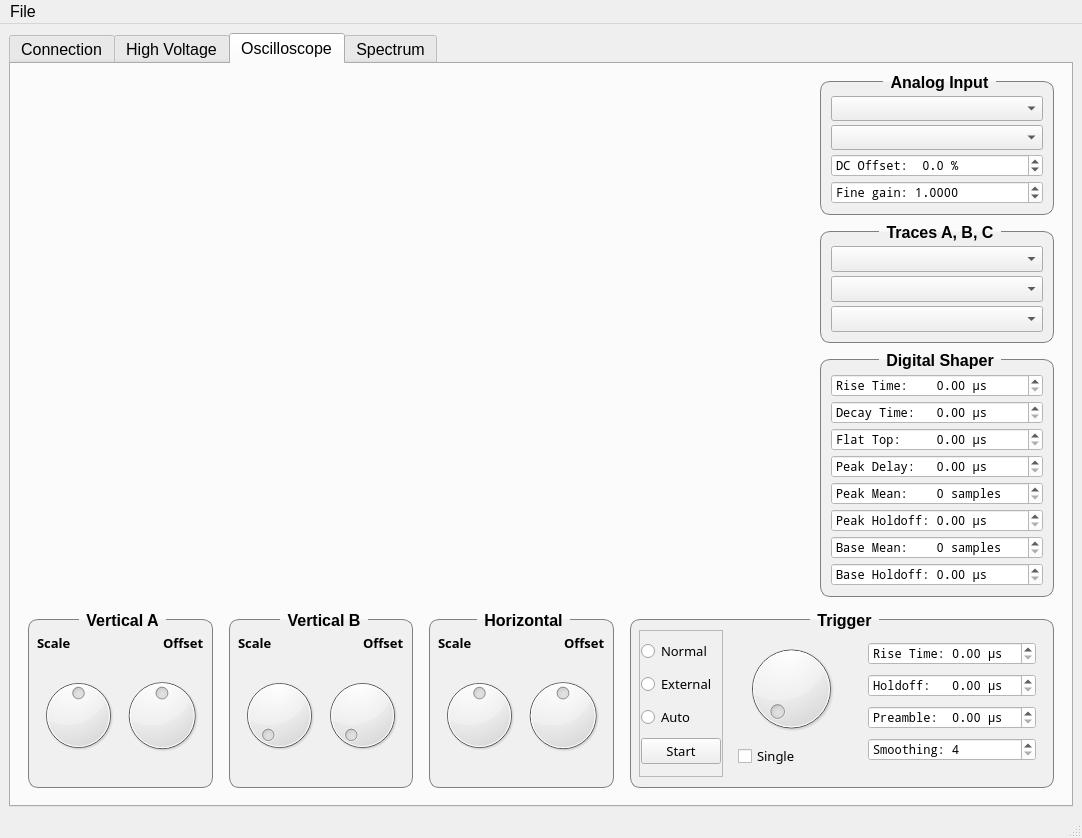
Qt form design.ui (muchnoi/HPGe-Acquisition) before a commit.
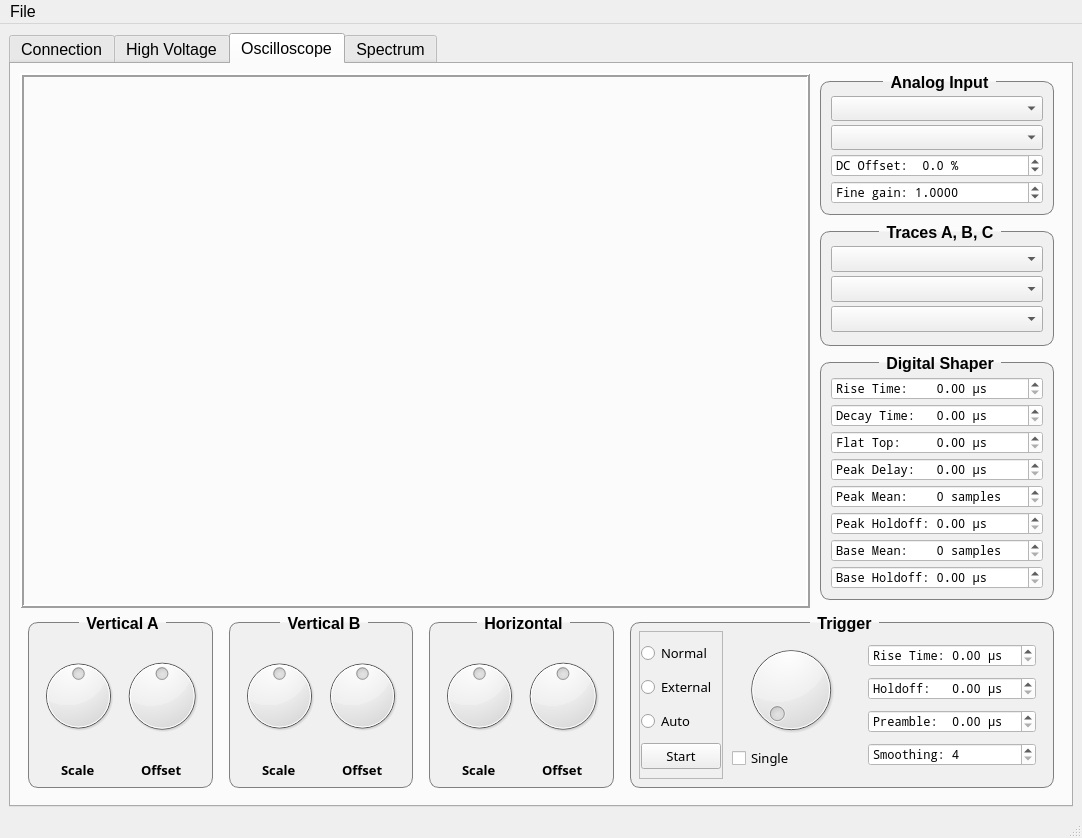
The same form after that commit. Custom widgets are drawn as their Qt base class.

Patch:
```diff
--- a/design.ui
+++ b/design.ui
@@ -643,9 +643,12 @@
           <property name="frameShadow">
            <enum>QFrame::Raised</enum>
           </property>
+          <property name="lineWidth">
+           <number>2</number>
+          </property>
           <layout class="QHBoxLayout" name="horizontalLayout">
            <property name="spacing">
-            <number>0</number>
+            <number>2</number>
            </property>
            <property name="leftMargin">
             <number>0</number>
@@ -660,7 +663,34 @@
             <number>0</number>
            </property>
            <item>
-            <widget class="OscCanvas" name="QScope" native="true"/>
+            <widget class="QFrame" name="frame">
+             <property name="frameShape">
+              <enum>QFrame::Box</enum>
+             </property>
+             <property name="frameShadow">
+              <enum>QFrame::Raised</enum>
+             </property>
+             <property name="lineWidth">
+              <number>2</number>
+             </property>
+             <layout class="QVBoxLayout" name="verticalLayout_22">
+              <property name="leftMargin">
+               <number>2</number>
+              </property>
+              <property name="topMargin">
+               <number>2</number>
+              </property>
+              <property name="rightMargin">
+               <number>2</number>
+              </property>
+              <property name="bottomMargin">
+               <number>2</number>
+              </property>
+              <item>
+               <widget class="OscCanvas" name="QScope" native="true"/>
+              </item>
+             </layout>
+            </widget>
            </item>
            <item>
             <widget class="QFrame" name="RightFrame">
@@ -829,7 +859,7 @@
               <item>
                <widget class="QGroupBox" name="groupBox_19">
                 <property name="sizePolicy">
-                 <sizepolicy hsizetype="Preferred" vsizetype="Maximum">
+                 <sizepolicy hsizetype="Preferred" vsizetype="Preferred">
                   <horstretch>0</horstretch>
                   <verstretch>0</verstretch>
                  </sizepolicy>
@@ -1119,7 +1149,7 @@
                <number>0</number>
               </property>
               <property name="topMargin">
-               <number>6</number>
+               <number>0</number>
               </property>
               <property name="rightMargin">
                <number>0</number>
@@ -1140,7 +1170,20 @@
                 </property>
                </widget>
               </item>
-              <item row="0" column="0" alignment="Qt::AlignLeft">
+              <item row="1" column="0">
+               <widget class="QDial" name="ScaleA">
+                <property name="maximum">
+                 <number>8</number>
+                </property>
+                <property name="pageStep">
+                 <number>2</number>
+                </property>
+                <property name="value">
+                 <number>4</number>
+                </property>
+               </widget>
+              </item>
+              <item row="2" column="0" alignment="Qt::AlignHCenter">
                <widget class="QLabel" name="label_3">
                 <property name="font">
                  <font>
@@ -1155,20 +1198,7 @@
                 </property>
                </widget>
               </item>
-              <item row="1" column="0">
-               <widget class="QDial" name="VScale">
-                <property name="maximum">
-                 <number>8</number>
-                </property>
-                <property name="pageStep">
-                 <number>2</number>
-                </property>
-                <property name="value">
-                 <number>4</number>
-                </property>
-               </widget>
-              </item>
-              <item row="0" column="1" alignment="Qt::AlignRight">
+              <item row="2" column="1" alignment="Qt::AlignHCenter">
                <widget class="QLabel" name="label_4">
                 <property name="sizePolicy">
                  <sizepolicy hsizetype="Preferred" vsizetype="Maximum">
@@ -1208,7 +1238,7 @@
                <number>0</number>
               </property>
               <property name="topMargin">
-               <number>6</number>
+               <number>0</number>
               </property>
               <property name="rightMargin">
                <number>0</number>
@@ -1220,33 +1250,29 @@
                <number>0</number>
               </property>
               <item row="1" column="1">
-               <widget class="QDial" name="dial_2"/>
-              </item>
-              <item row="0" column="1" alignment="Qt::AlignRight">
-               <widget class="QLabel" name="label_8">
-                <property name="sizePolicy">
-                 <sizepolicy hsizetype="Preferred" vsizetype="Maximum">
-                  <horstretch>0</horstretch>
-                  <verstretch>0</verstretch>
-                 </sizepolicy>
+               <widget class="QDial" name="ShiftB">
+                <property name="minimum">
+                 <number>-100</number>
                 </property>
-                <property name="font">
-                 <font>
-                  <family>Noto Sans</family>
-                  <pointsize>10</pointsize>
-                  <weight>75</weight>
-                  <bold>true</bold>
-                 </font>
-                </property>
-                <property name="text">
-                 <string>Offset</string>
+                <property name="maximum">
+                 <number>100</number>
                 </property>
                </widget>
               </item>
               <item row="1" column="0">
-               <widget class="QDial" name="dial"/>
+               <widget class="QDial" name="ScaleB">
+                <property name="maximum">
+                 <number>8</number>
+                </property>
+                <property name="pageStep">
+                 <number>2</number>
+                </property>
+                <property name="value">
+                 <number>4</number>
+                </property>
+               </widget>
               </item>
-              <item row="0" column="0" alignment="Qt::AlignLeft">
+              <item row="2" column="0" alignment="Qt::AlignHCenter">
                <widget class="QLabel" name="label_7">
                 <property name="font">
                  <font>
@@ -1261,6 +1287,27 @@
                 </property>
                </widget>
               </item>
+              <item row="2" column="1" alignment="Qt::AlignHCenter">
+               <widget class="QLabel" name="label_8">
+                <property name="sizePolicy">
+                 <sizepolicy hsizetype="Preferred" vsizetype="Maximum">
+                  <horstretch>0</horstretch>
+                  <verstretch>0</verstretch>
+                 </sizepolicy>
+                </property>
+                <property name="font">
+                 <font>
+                  <family>Noto Sans</family>
+                  <pointsize>10</pointsize>
+                  <weight>75</weight>
+                  <bold>true</bold>
+                 </font>
+                </property>
+                <property name="text">
+                 <string>Offset</string>
+                </property>
+               </widget>
+              </item>
              </layout>
             </widget>
            </item>
@@ -1280,7 +1327,7 @@
                <number>0</number>
               </property>
               <property name="topMargin">
-               <number>6</number>
+               <number>0</number>
               </property>
               <property name="rightMargin">
                <number>0</number>
@@ -1314,7 +1361,7 @@
                 </property>
                </widget>
               </item>
-              <item row="0" column="0" alignment="Qt::AlignLeft">
+              <item row="2" column="0" alignment="Qt::AlignHCenter">
                <widget class="QLabel" name="label_5">
                 <property name="font">
                  <font>
@@ -1329,7 +1376,7 @@
                 </property>
                </widget>
               </item>
-              <item row="0" column="1" alignment="Qt::AlignRight">
+              <item row="2" column="1" alignment="Qt::AlignHCenter">
                <widget class="QLabel" name="label_6">
                 <property name="sizePolicy">
                  <sizepolicy hsizetype="Preferred" vsizetype="Maximum">
@@ -1371,17 +1418,20 @@
               <string>Trigger</string>
              </property>
              <layout class="QHBoxLayout" name="horizontalLayout_2">
+              <property name="spacing">
+               <number>0</number>
+              </property>
               <property name="leftMargin">
                <number>0</number>
               </property>
               <property name="topMargin">
-               <number>2</number>
+               <number>0</number>
               </property>
               <property name="rightMargin">
                <number>0</number>
               </property>
               <property name="bottomMargin">
-               <number>2</number>
+               <number>0</number>
               </property>
               <item>
                <widget class="QFrame" name="TriggerFrame1">
```
Left out of the diff: 6 changed lines with no effect on the pictures.
